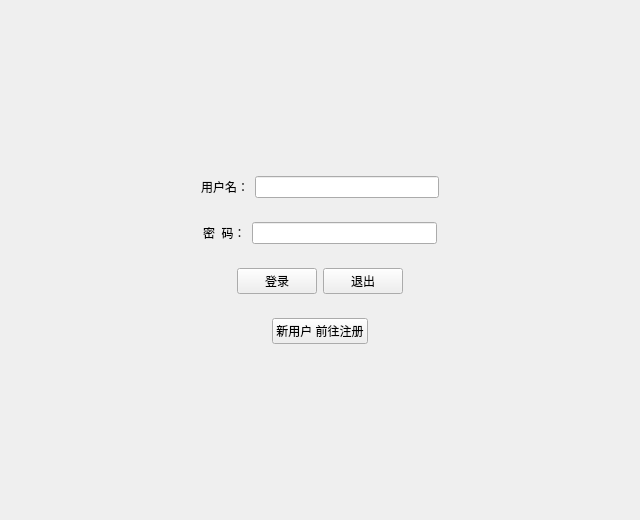
misa1000/Study_Habtis_Plan, file loginwindow.ui: the form before one commit.
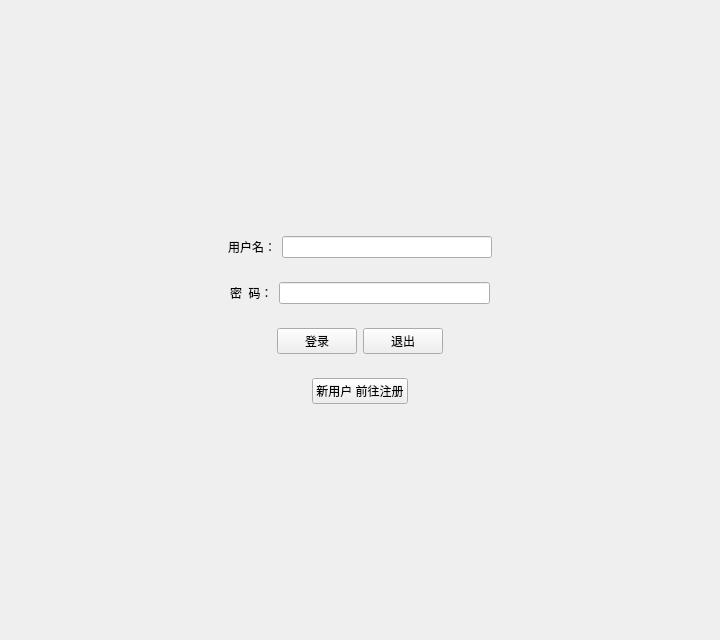
The form after the commit.

The edit to the form file:
```diff
--- a/loginwindow.ui
+++ b/loginwindow.ui
@@ -6,8 +6,8 @@
    <rect>
     <x>0</x>
     <y>0</y>
-    <width>640</width>
-    <height>520</height>
+    <width>720</width>
+    <height>640</height>
    </rect>
   </property>
   <property name="windowTitle">
```
